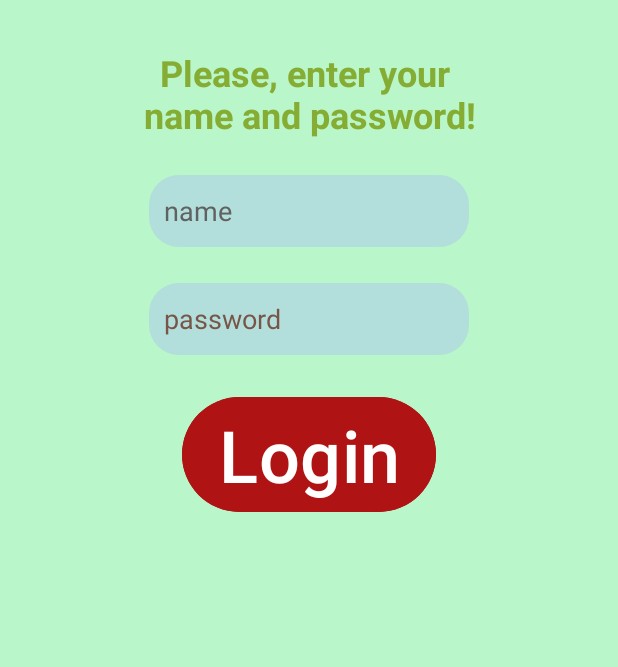
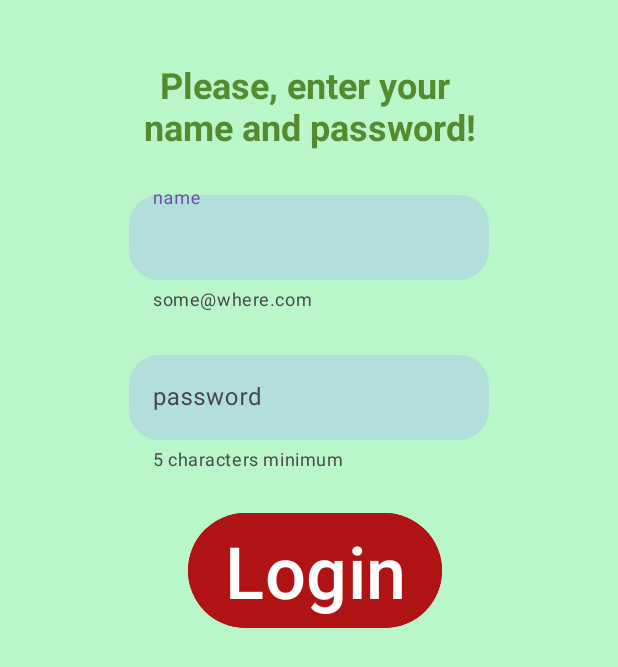
Before and after one commit to morysol/Constraint_Layout, an Android app: the screen it shows after launch (MainActivity), on a phone screen of 412 x 824 dp. Shown: the top 667 px of the screen. Run offline under Robolectric (Android 15) with nearby library versions, the phone set to English and light mode, and no system bars; 4 statements that could not run were skipped.

Commit message:
migrate to TextInputLayout

```diff
--- a/app/src/main/java/com/example/loginconstraintlayout/MainActivity.kt
+++ b/app/src/main/java/com/example/loginconstraintlayout/MainActivity.kt
@@ -1,10 +1,17 @@
 package com.example.loginconstraintlayout
 
+import android.content.ContentValues.TAG
 import android.os.Bundle
+import android.util.Log
 import androidx.appcompat.app.AppCompatActivity
 import androidx.core.content.ContextCompat
 import com.example.loginconstraintlayout.databinding.ActivityMainBinding
 
+
+const val emailRegex = "^[A-Za-z0-9+_.-]+@[A-Za-z0-9.-]+\$"
+fun isValidEmail(email: String): Boolean {
+    return email.matches(emailRegex.toRegex())
+}
 
 class MainActivity : AppCompatActivity() {
 
@@ -21,9 +28,15 @@ class MainActivity : AppCompatActivity() {
         binding.btn.setOnClickListener {
 
             var infoMessage = "Hello, dear user!"
+            val login = binding.name.text.toString()
 
-            if (binding.password.text.toString().isNotBlank() && binding.name.text.toString()
-                    .isNotBlank()
+            var isLoginOK = login.isNotBlank() && isValidEmail(login)
+            Log.d(TAG, isLoginOK.toString())
+
+            var isPasswordOK = binding.password.text.toString().isNotBlank()
+
+
+            if (isLoginOK && isPasswordOK
             ) {
                 infoMessage = infoMessage.replace("user", binding.name.text.toString())
 
@@ -34,7 +47,7 @@ class MainActivity : AppCompatActivity() {
                 )
                 binding.btn.text = "Success!"
                 binding.btn.isEnabled = false
-                // test push
+
             }
         }
     }
--- a/app/src/main/res/layout/activity_main.xml
+++ b/app/src/main/res/layout/activity_main.xml
@@ -6,7 +6,7 @@
     android:layout_width="match_parent"
     android:layout_height="match_parent"
     android:background="#B9F6CA"
-    android:padding="8dp"
+    android:padding="16dp"
     tools:context=".MainActivity">
 
     <TextView
@@ -16,43 +16,78 @@
         android:layout_marginTop="24dp"
         android:text="@string/login_label"
         android:textAlignment="center"
+        android:textColor="#558B2F"
         android:textSize="24sp"
         android:textStyle="bold"
         app:layout_constraintEnd_toEndOf="parent"
         app:layout_constraintStart_toStartOf="parent"
         app:layout_constraintTop_toTopOf="parent" />
 
-    <EditText
-        android:id="@+id/name"
+
+    <com.google.android.material.textfield.TextInputLayout
+        android:id="@+id/nameInputLayout"
         android:layout_width="wrap_content"
         android:layout_height="wrap_content"
         android:layout_marginTop="24dp"
-        android:autofillHints=""
-        android:background="@drawable/rounded_edittext_background"
-        android:ems="10"
-        android:hint="@string/name"
-        android:inputType="text"
-        android:minHeight="48dp"
-        android:textColorHint="#616161"
+
+        android:minWidth="240dp"
+
+        android:scrollbarSize="25dp"
+        app:endIconMode="clear_text"
+        app:helperText="some@where.com"
+        app:helperTextEnabled="true"
         app:layout_constraintEnd_toEndOf="parent"
         app:layout_constraintStart_toStartOf="parent"
-        app:layout_constraintTop_toBottomOf="@+id/loginLabel" />
+        app:layout_constraintTop_toBottomOf="@+id/loginLabel">
 
-    <EditText
-        android:id="@+id/password"
+        <com.google.android.material.textfield.TextInputEditText
+            android:id="@+id/name"
+            android:layout_width="match_parent"
+            android:layout_height="wrap_content"
+            android:background="@drawable/rounded_edittext_background"
+            android:hint="@string/name"
+            android:inputType="textEmailAddress"
+            android:maxLines="1" />
+
+
+    </com.google.android.material.textfield.TextInputLayout>
+
+    <com.google.android.material.textfield.TextInputLayout
+
+
+        android:id="@+id/passInputLayout"
         android:layout_width="wrap_content"
         android:layout_height="wrap_content"
         android:layout_marginTop="24dp"
-        android:autofillHints=""
-        android:ems="10"
-        android:hint="@string/password"
-        android:inputType="textPassword"
-        android:minHeight="48dp"
-        android:textColorHint="#795548"
+
+        android:minWidth="240dp"
+
+        android:scrollbarSize="25dp"
+        app:endIconMode="clear_text"
+        app:helperText="5 characters minimum"
+        app:helperTextEnabled="true"
         app:layout_constraintEnd_toEndOf="parent"
+        app:layout_constraintLeft_toLeftOf="parent"
+        app:layout_constraintRight_toRightOf="parent"
         app:layout_constraintStart_toStartOf="parent"
-        app:layout_constraintTop_toBottomOf="@+id/name"
-        android:background="@drawable/rounded_edittext_background" />
+        app:layout_constraintTop_toBottomOf="@+id/nameInputLayout">
+
+
+        <com.google.android.material.textfield.TextInputEditText
+
+
+            android:id="@+id/password"
+            android:layout_width="match_parent"
+            android:layout_height="wrap_content"
+            android:background="@drawable/rounded_edittext_background"
+            android:ems="50"
+
+            android:hint="@string/password"
+            android:inputType="textPassword"
+            android:maxLines="1" />
+
+
+    </com.google.android.material.textfield.TextInputLayout>
 
     <Button
         android:id="@+id/btn"
@@ -63,7 +98,8 @@
         android:text="@string/btn_login"
         android:textSize="48sp"
         app:layout_constraintEnd_toEndOf="parent"
+        app:layout_constraintHorizontal_bias="0.52"
         app:layout_constraintStart_toStartOf="parent"
-        app:layout_constraintTop_toBottomOf="@+id/password" />
+        app:layout_constraintTop_toBottomOf="@+id/passInputLayout" />
 
 </androidx.constraintlayout.widget.ConstraintLayout>
--- a/app/src/main/res/values/themes.xml
+++ b/app/src/main/res/values/themes.xml
@@ -3,7 +3,7 @@
     <style name="Base.Theme.LoginConstraintLayout" parent="Theme.Material3.DayNight.NoActionBar">
         <!-- Customize your light theme here. -->
         <!-- <item name="colorPrimary">@color/my_light_primary</item> -->
-        <item name="android:textColor">#86AD33</item>
+        <!--        <item name="android:textColor">#86AD33</item>-->
     </style>
 
     <style name="Theme.LoginConstraintLayout" parent="Base.Theme.LoginConstraintLayout" />
```
